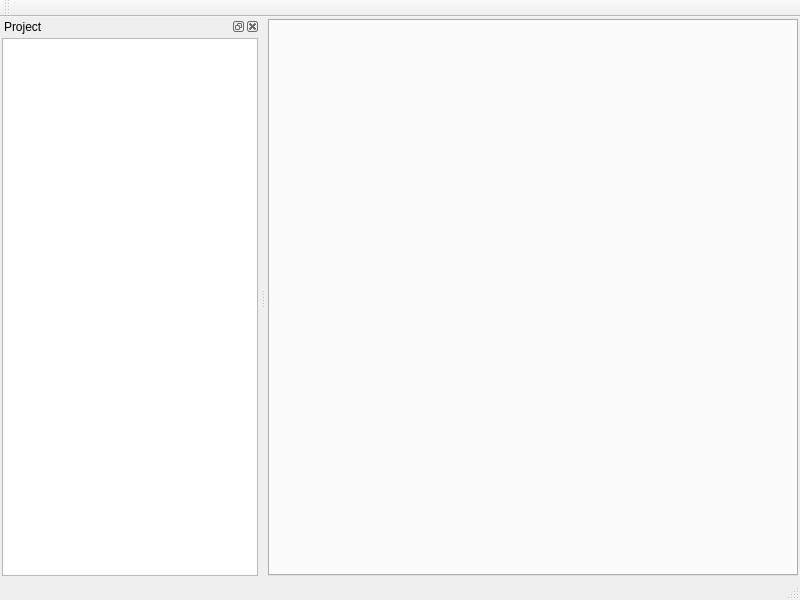
Before: the Qt Designer form CDTStudio/mainwindow.ui in chenguanzhou/CDTStudio, drawn with Qt 5.
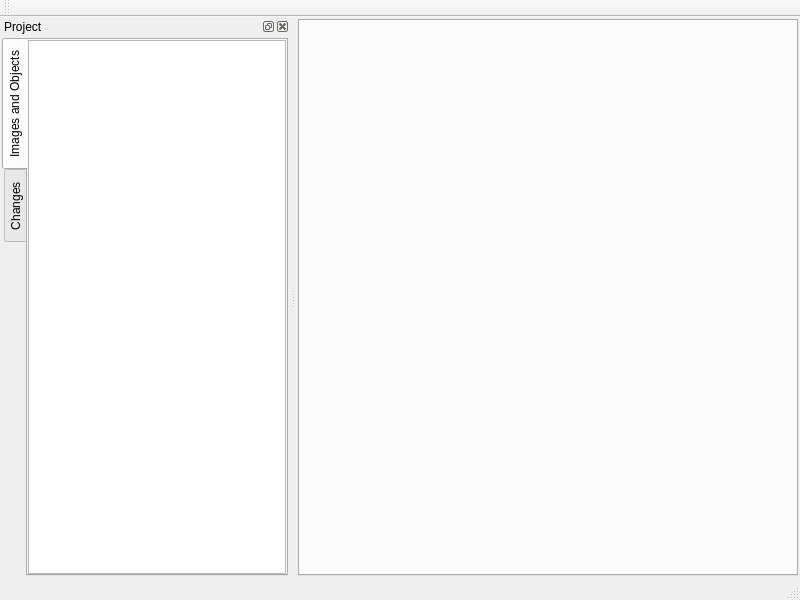
After: the same form once the commit is applied. Custom widgets are drawn as their Qt base class.

```diff
--- a/CDTStudio/mainwindow.ui
+++ b/CDTStudio/mainwindow.ui
@@ -100,6 +100,34 @@
       <number>2</number>
      </property>
      <item>
+      <widget class="QTabWidget" name="tabWidget">
+       <property name="tabPosition">
+        <enum>QTabWidget::West</enum>
+       </property>
+       <property name="currentIndex">
+        <number>0</number>
+       </property>
+       <widget class="QWidget" name="tab">
+        <attribute name="title">
+         <string>Images and Objects</string>
+        </attribute>
+        <layout class="QHBoxLayout" name="horizontalLayout">
+         <property name="spacing">
+          <number>0</number>
+         </property>
+         <property name="leftMargin">
+          <number>0</number>
+         </property>
+         <property name="topMargin">
+          <number>0</number>
+         </property>
+         <property name="rightMargin">
+          <number>0</number>
+         </property>
+         <property name="bottomMargin">
+          <number>0</number>
+         </property>
+         <item>
       <widget class="QTreeView" name="treeViewProject">
        <property name="contextMenuPolicy">
         <enum>Qt::CustomContextMenu</enum>
@@ -123,6 +151,15 @@
      </item>
     </layout>
    </widget>
+       <widget class="QWidget" name="tab_2">
+        <attribute name="title">
+         <string>Changes</string>
+        </attribute>
+       </widget>
+      </widget>
+     </item>
+    </layout>
+   </widget>
   </widget>
   <widget class="QStatusBar" name="statusBar"/>
   <zorder>dockWidgetProject</zorder>
```
Left out of the diff: 3 changed lines with no effect on the pictures. Lines whose indentation alone changed are shown as unchanged.
